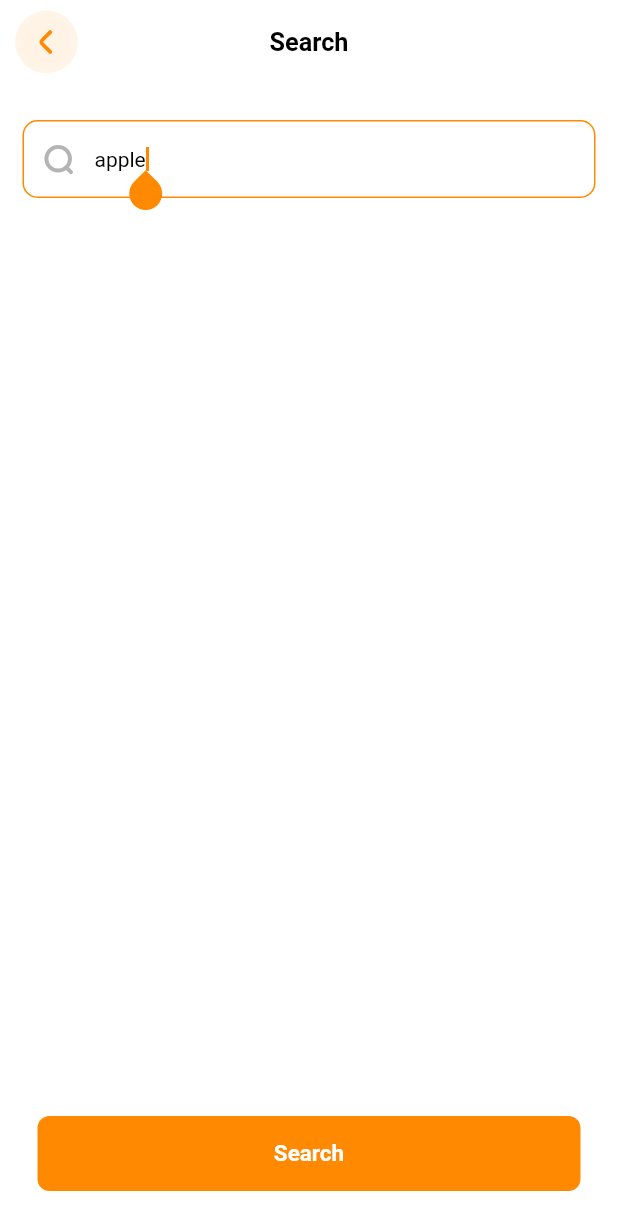
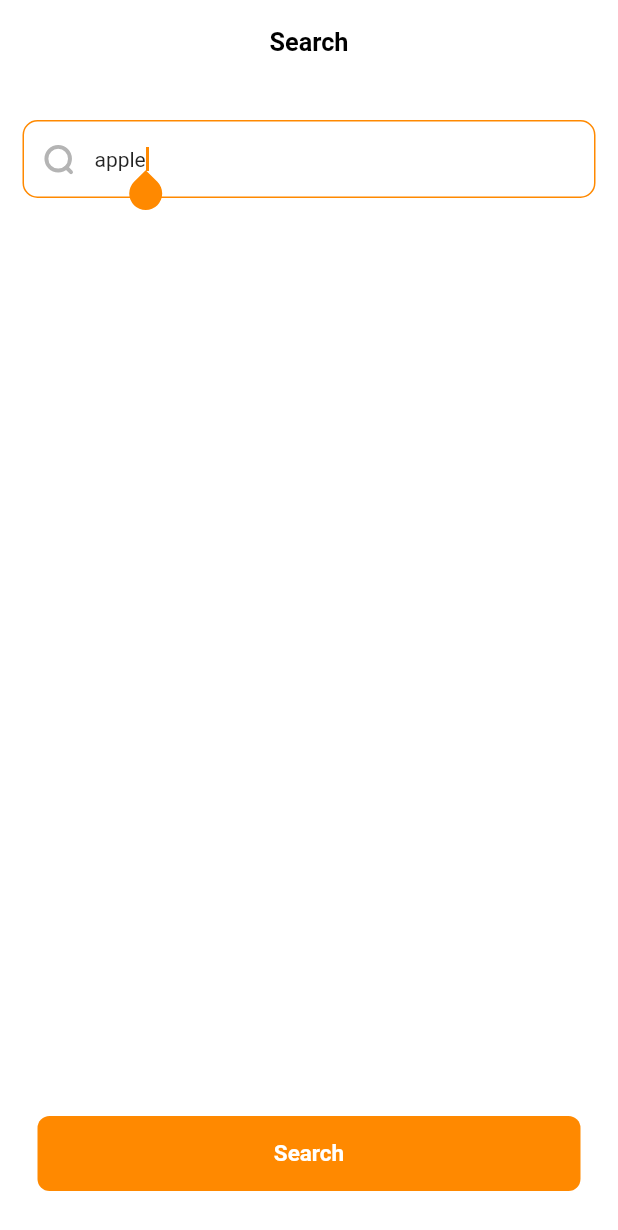
Before and after one commit to highdee11/new_search, a Flutter app: the screen it shows after launch, on a phone screen of 412 x 824 dp. Shown: the top 1230 px of the screen. Run offline on Flutter 3.47's test engine with Material 2 defaults, Android fonts, the phone set to English and light mode, and no system bars; our stand-ins replace flutter_svg, responsive_sizer.

```diff
--- a/lib/core/config/brand_config.dart
+++ b/lib/core/config/brand_config.dart
@@ -5,33 +5,18 @@ import 'package:responsive_sizer/responsive_sizer.dart';
 
 class BrandStyleConfig {
   //COLORS
-  static const Color lightPrimary = Color(0xfff2e2ec);
   static const Color primary = Color(0xffFF8900);
-  static final Color offPrimary = const Color(0xff8D005F).withOpacity(0.15);
-
-  // Static const Color secondary = Color(0xff416AC4);
-  static const Color secondary = Color(0xff162D4F);
-  static const Color offSecondary = Color(0xffC1DBF4);
 
   //COLOR SCHEME
-  static  ColorScheme colorScheme =  ColorScheme.fromSeed(
+  static  ColorScheme colorScheme =  const ColorScheme.light(
       primary: BrandStyleConfig.primary,
-      surface: const Color(0xffFF8900),
+      surface: Color(0xffFF8900),
       secondary: Colors.black,
-      tertiary: const Color(0xff484A51),
-      seedColor: Colors.red,
+      tertiary: Color(0xff484A51),
   );
 
   //Elevated Text Theme
   static final TextTheme textTheme = TextTheme(
-    //HEADLINE
-    displayLarge: TextStyle(fontSize: 57.sp),
-    displayMedium: TextStyle(fontSize: 45.sp),
-    displaySmall: TextStyle(fontSize: 36.sp),
-    headlineLarge: TextStyle(fontSize: 32.sp),
-    headlineMedium: TextStyle(fontSize: 28.sp),
-    headlineSmall: TextStyle(fontSize: 24.sp),
-
     //BODY
     bodyLarge: TextStyle(fontSize: 18.sp),
     bodyMedium: TextStyle(fontSize: 16.sp),
@@ -42,10 +27,6 @@ class BrandStyleConfig {
     labelMedium: TextStyle(fontSize: 15.sp),
     labelSmall: TextStyle(fontSize: 13.sp),
 
-    //TITLE
-    titleLarge: TextStyle(fontSize: 22.sp),
-    titleMedium: TextStyle(fontSize: 16.sp),
-    titleSmall: TextStyle(fontSize: 14.sp),
 
     //custom size
   );
--- a/lib/core/config/light_theme_config.dart
+++ b/lib/core/config/light_theme_config.dart
@@ -8,7 +8,7 @@ class ThemeConfig {
   static final ThemeData lightTheme = ThemeData(
     colorScheme: BrandStyleConfig.colorScheme,
     primaryColor: BrandStyleConfig.primary,
-    scaffoldBackgroundColor: const Color(0xfffafafa),
+    scaffoldBackgroundColor: Colors.white,
     textTheme: BrandStyleConfig.textTheme.apply(displayColor: Colors.black, bodyColor: Colors.black),
     elevatedButtonTheme: BrandStyleConfig.elevatedButtonThemeData,
     primaryColorDark: Colors.black,
--- a/lib/features/news_search/screens/content_search_screen.dart
+++ b/lib/features/news_search/screens/content_search_screen.dart
@@ -21,8 +21,8 @@ class ContentSearchScreen extends StatelessWidget {
     return Scaffold(
       appBar: const CustomTextAppBar(
         title: "Search",
+        leading: null
       ),
-      backgroundColor: Colors.white,
       body: Container(
         padding: const EdgeInsets.symmetric(horizontal: 15),
         child: SizedBox(
--- a/lib/widgets/app_bars/text_app_bar.dart
+++ b/lib/widgets/app_bars/text_app_bar.dart
@@ -19,12 +19,11 @@ class CustomTextAppBar extends StatelessWidget implements PreferredSizeWidget {
 
   @override
   Widget build(BuildContext context) {
-    Widget lead = leading ?? LeadingIcon(child: SvgPicture.asset("assets/svgs/back_arrow.svg"));
 
     return AppBar(
       elevation: 0,
       leadingWidth: 52,
-      leading: lead,
+      leading: leading,
       title: Text(title,
           style: Theme.of(context).textTheme.headlineSmall?.
           copyWith(color: Colors.black,
```
Also changed, not shown: lib/core/services/validation-service.dart (+0 -63 lines), lib/features/news_search/screens/list_articles_screen.dart (+7 -2 lines).
